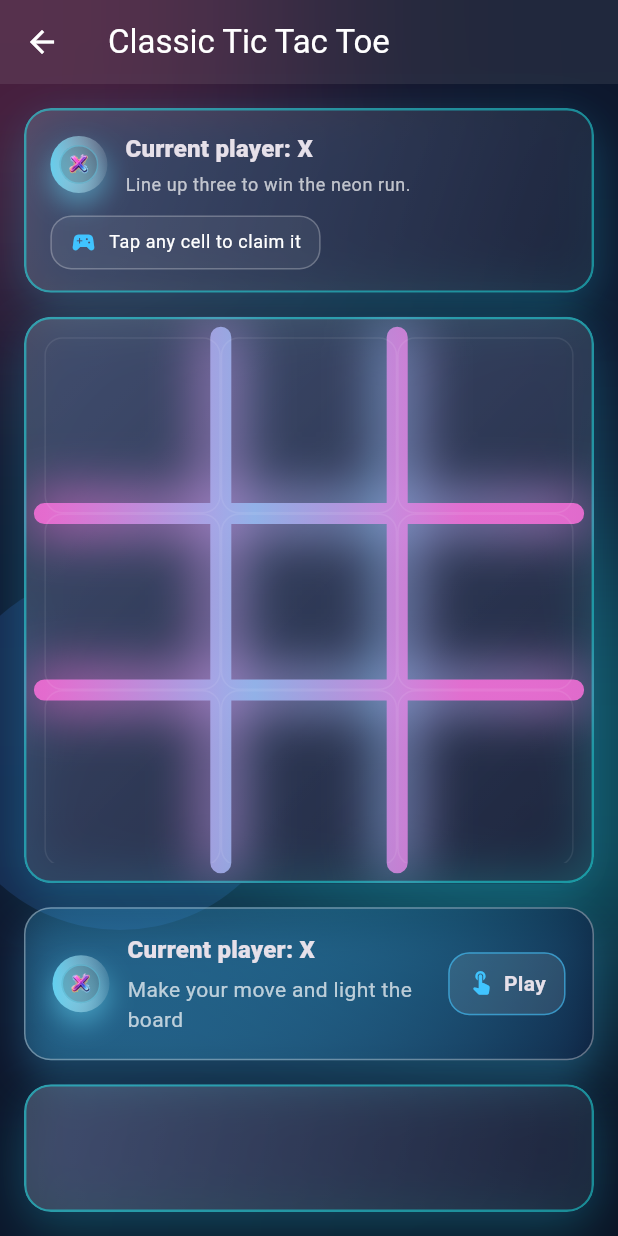
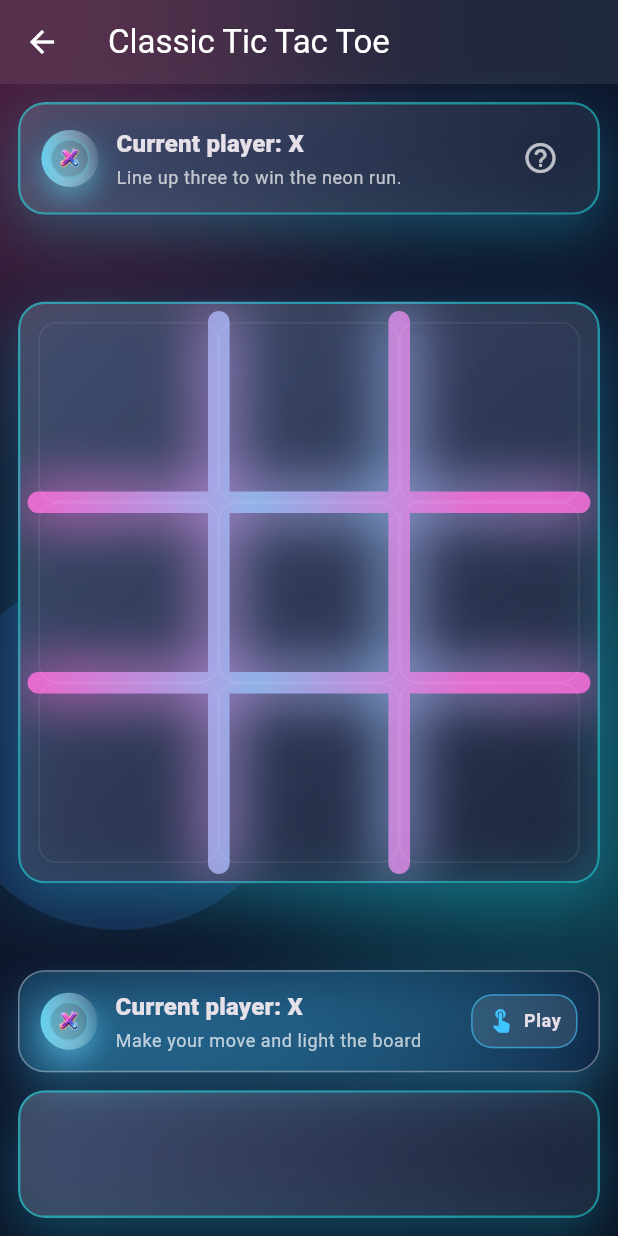
Before and after one commit to Bobagi/tictacverse, a Flutter app: the screen it shows after launch, after a tap on "Play", on a phone screen of 412 x 824 dp. Run offline on Flutter 3.47's test engine with Material 3 defaults, Android fonts, the phone set to English and light mode, and no system bars; our stand-ins replace google_mobile_ads; network calls fail.

Commit message:
Adjust game screen layout and help copy

```diff
--- a/lib/l10n/app_en.arb
+++ b/lib/l10n/app_en.arb
@@ -25,7 +25,9 @@
   "adsBannerPlacement": "Banner ads appear on the game screen only.",
   "adInterstitialHint": "Interstitial ads show after some matches.",
   "gameModeLabel": "Game mode",
+  "helpTitle": "Help",
   "tapToClaim": "Tap any cell to claim it",
+  "closeLabel": "Close",
   "winInstruction": "Line up three to win the neon run.",
   "takeTurnCta": "Make your move and light the board",
   "playLabel": "Play",
--- a/lib/l10n/app_es.arb
+++ b/lib/l10n/app_es.arb
@@ -25,7 +25,9 @@
   "adsBannerPlacement": "Los banners aparecen solo en la pantalla de juego.",
   "adInterstitialHint": "Los intersticiales aparecen después de algunas partidas.",
   "gameModeLabel": "Modo de juego",
+  "helpTitle": "Ayuda",
   "tapToClaim": "Toca cualquier celda para capturarla",
+  "closeLabel": "Cerrar",
   "winInstruction": "Forma una línea de tres para ganar la carrera neón.",
   "takeTurnCta": "Haz tu jugada e ilumina el tablero",
   "playLabel": "Jugar",
--- a/lib/l10n/app_localizations.dart
+++ b/lib/l10n/app_localizations.dart
@@ -256,11 +256,23 @@ abstract class AppLocalizations {
   /// **'Game mode'**
   String get gameModeLabel;
 
+  /// No description provided for @helpTitle.
+  ///
+  /// In en, this message translates to:
+  /// **'Help'**
+  String get helpTitle;
+
   /// No description provided for @tapToClaim.
   ///
   /// In en, this message translates to:
   /// **'Tap any cell to claim it'**
   String get tapToClaim;
+
+  /// No description provided for @closeLabel.
+  ///
+  /// In en, this message translates to:
+  /// **'Close'**
+  String get closeLabel;
 
   /// No description provided for @winInstruction.
   ///
--- a/lib/l10n/app_localizations_en.dart
+++ b/lib/l10n/app_localizations_en.dart
@@ -87,7 +87,13 @@ class AppLocalizationsEn extends AppLocalizations {
   String get gameModeLabel => 'Game mode';
 
   @override
+  String get helpTitle => 'Help';
+
+  @override
   String get tapToClaim => 'Tap any cell to claim it';
+
+  @override
+  String get closeLabel => 'Close';
 
   @override
   String get winInstruction => 'Line up three to win the neon run.';
--- a/lib/l10n/app_localizations_es.dart
+++ b/lib/l10n/app_localizations_es.dart
@@ -93,7 +93,13 @@ class AppLocalizationsEs extends AppLocalizations {
   String get gameModeLabel => 'Modo de juego';
 
   @override
+  String get helpTitle => 'Ayuda';
+
+  @override
   String get tapToClaim => 'Toca cualquier celda para capturarla';
+
+  @override
+  String get closeLabel => 'Cerrar';
 
   @override
   String get winInstruction =>
--- a/lib/l10n/app_localizations_pt.dart
+++ b/lib/l10n/app_localizations_pt.dart
@@ -92,7 +92,13 @@ class AppLocalizationsPt extends AppLocalizations {
   String get gameModeLabel => 'Modo de jogo';
 
   @override
+  String get helpTitle => 'Ajuda';
+
+  @override
   String get tapToClaim => 'Toque em qualquer célula para capturá-la';
+
+  @override
+  String get closeLabel => 'Fechar';
 
   @override
   String get winInstruction =>
--- a/lib/l10n/app_pt.arb
+++ b/lib/l10n/app_pt.arb
@@ -25,7 +25,9 @@
   "adsBannerPlacement": "Banners aparecem apenas na tela de jogo.",
   "adInterstitialHint": "Intersticiais aparecem após algumas partidas.",
   "gameModeLabel": "Modo de jogo",
+  "helpTitle": "Ajuda",
   "tapToClaim": "Toque em qualquer célula para capturá-la",
+  "closeLabel": "Fechar",
   "winInstruction": "Forme uma linha de três para vencer a corrida neon.",
   "takeTurnCta": "Faça sua jogada e ilumine o tabuleiro",
   "playLabel": "Jogar",
--- a/lib/localization/app_localizations.dart
+++ b/lib/localization/app_localizations.dart
@@ -84,7 +84,9 @@ class AppLocalizations {
   String get adsBannerPlacement => _messages['adsBannerPlacement'] ?? '';
   String get adInterstitialHint => _messages['adInterstitialHint'] ?? '';
   String get gameModeLabel => _messages['gameModeLabel'] ?? '';
+  String get helpTitle => _messages['helpTitle'] ?? '';
   String get tapToClaim => _messages['tapToClaim'] ?? '';
+  String get closeLabel => _messages['closeLabel'] ?? '';
   String get winInstruction => _messages['winInstruction'] ?? '';
   String get takeTurnCta => _messages['takeTurnCta'] ?? '';
   String get playLabel => _messages['playLabel'] ?? '';
--- a/lib/ui/screens/game_screen.dart
+++ b/lib/ui/screens/game_screen.dart
@@ -64,7 +64,7 @@ class _GameScreenState extends State<GameScreen> {
         appBar: AppBar(title: Text(widget.controller.modeDefinition.title(localization))),
         body: SafeArea(
           child: Padding(
-            padding: const EdgeInsets.all(16),
+            padding: const EdgeInsets.all(12),
             child: Column(
               crossAxisAlignment: CrossAxisAlignment.stretch,
               children: <Widget>[
@@ -73,8 +73,15 @@ class _GameScreenState extends State<GameScreen> {
                     crossAxisAlignment: CrossAxisAlignment.stretch,
                     children: <Widget>[
                       _buildStatusHud(localization),
-                      const SizedBox(height: 16),
+                      const SizedBox(height: 12),
                       Expanded(
+                        child: LayoutBuilder(
+                          builder: (BuildContext context, BoxConstraints constraints) {
+                            final double boardSize = constraints.biggest.shortestSide;
+                            return Center(
+                              child: SizedBox(
+                                width: boardSize,
+                                height: boardSize,
                                 child: GameBoard(
                                   board: widget.controller.state.board,
                                   blockedCells: widget.controller.state.blockedCells,
@@ -84,12 +91,16 @@ class _GameScreenState extends State<GameScreen> {
                                   visualAssetConfig: _visualAssets,
                                 ),
                               ),
-                      const SizedBox(height: 16),
+                            );
+                          },
+                        ),
+                      ),
+                      const SizedBox(height: 12),
                       _buildPlayerMessageBanner(localization),
                     ],
                   ),
                 ),
-                const SizedBox(height: 16),
+                const SizedBox(height: 12),
                 _buildBannerArea(),
               ],
             ),
@@ -102,7 +113,7 @@ class _GameScreenState extends State<GameScreen> {
   Widget _buildStatusHud(AppLocalizations localization) {
     final PlayerMarker current = widget.controller.state.currentPlayer;
     return GlassPanel(
-      padding: const EdgeInsets.symmetric(horizontal: 16, vertical: 14),
+      padding: const EdgeInsets.symmetric(horizontal: 14, vertical: 12),
       child: Column(
         crossAxisAlignment: CrossAxisAlignment.start,
         children: <Widget>[
@@ -110,26 +121,39 @@ class _GameScreenState extends State<GameScreen> {
             children: <Widget>[
               _buildPlayerAvatar(current),
               const SizedBox(width: 12),
-              Column(
+              Expanded(
+                child: Column(
                   crossAxisAlignment: CrossAxisAlignment.start,
                   children: <Widget>[
-                  Text('${localization.currentPlayer}: ${current.symbol}',
-                      style: Theme.of(context).textTheme.titleMedium?.copyWith(fontWeight: FontWeight.w800)),
-                  const SizedBox(height: 4),
+                    Text(
+                      '${localization.currentPlayer}: ${current.symbol}',
+                      style: Theme.of(context).textTheme.titleMedium?.copyWith(fontWeight: FontWeight.w800),
+                    ),
+                    const SizedBox(height: 2),
                     Text(
                       localization.winInstruction,
+                      maxLines: 1,
+                      overflow: TextOverflow.ellipsis,
                       style: Theme.of(context).textTheme.bodySmall?.copyWith(color: Colors.white70),
                     ),
                   ],
                 ),
+              ),
+              const SizedBox(width: 8),
+              IconButton(
+                onPressed: () => _showHelpModal(localization),
+                icon: const Icon(Icons.help_outline_rounded, color: Colors.white70),
+                tooltip: localization.helpTitle,
+              ),
             ],
           ),
-          const SizedBox(height: 12),
+          if (widget.controller.state.movesRemaining != null || widget.controller.state.activeUltimateCondition != null) ...<Widget>[
+            const SizedBox(height: 10),
+          ],
           Wrap(
             spacing: 10,
             runSpacing: 10,
             children: <Widget>[
-              _buildHudChip(Icons.sports_esports, localization.tapToClaim),
               if (widget.controller.state.movesRemaining != null)
                 _buildHudChip(
                   Icons.timelapse_rounded,
@@ -171,7 +195,7 @@ class _GameScreenState extends State<GameScreen> {
         : widget.controller.state.activeUltimateCondition?.describe(localization) ?? localization.takeTurnCta;
     final Color accentColor = chaosEvent != null ? Colors.pinkAccent : Colors.lightBlueAccent;
     return Container(
-      padding: const EdgeInsets.symmetric(horizontal: 18, vertical: 16),
+      padding: const EdgeInsets.symmetric(horizontal: 14, vertical: 12),
       decoration: BoxDecoration(
         gradient: LinearGradient(
           colors: <Color>[
@@ -199,17 +223,19 @@ class _GameScreenState extends State<GameScreen> {
                   '${localization.currentPlayer}: ${current.symbol}',
                   style: Theme.of(context).textTheme.titleMedium?.copyWith(fontWeight: FontWeight.w800),
                 ),
-                const SizedBox(height: 4),
+                const SizedBox(height: 2),
                 Text(
                   messageDetail,
-                  style: Theme.of(context).textTheme.bodyMedium?.copyWith(color: Colors.white70),
+                  maxLines: 2,
+                  overflow: TextOverflow.ellipsis,
+                  style: Theme.of(context).textTheme.bodySmall?.copyWith(color: Colors.white70),
                 ),
               ],
             ),
           ),
           const SizedBox(width: 8),
           Container(
-            padding: const EdgeInsets.symmetric(horizontal: 12, vertical: 10),
+            padding: const EdgeInsets.symmetric(horizontal: 10, vertical: 8),
             decoration: BoxDecoration(
               color: Colors.white.withOpacity(0.1),
               borderRadius: BorderRadius.circular(14),
@@ -222,7 +248,7 @@ class _GameScreenState extends State<GameScreen> {
                 const SizedBox(width: 6),
                 Text(
                   localization.playLabel,
-                  style: Theme.of(context).textTheme.bodyMedium?.copyWith(fontWeight: FontWeight.w700),
+                  style: Theme.of(context).textTheme.bodySmall?.copyWith(fontWeight: FontWeight.w700),
                 ),
               ],
             ),
@@ -330,6 +356,48 @@ class _GameScreenState extends State<GameScreen> {
     }
   }
 
+  void _showHelpModal(AppLocalizations localization) {
+    showModalBottomSheet<void>(
+      context: context,
+      backgroundColor: Colors.transparent,
+      builder: (BuildContext context) => Padding(
+        padding: const EdgeInsets.all(16),
+        child: GlassPanel(
+          padding: const EdgeInsets.symmetric(horizontal: 18, vertical: 16),
+          child: Column(
+            mainAxisSize: MainAxisSize.min,
+            crossAxisAlignment: CrossAxisAlignment.start,
+            children: <Widget>[
+              Row(
+                children: <Widget>[
+                  const Icon(Icons.help_outline_rounded, color: Colors.lightBlueAccent),
+                  const SizedBox(width: 8),
+                  Text(
+                    localization.helpTitle,
+                    style: Theme.of(context).textTheme.titleMedium?.copyWith(fontWeight: FontWeight.w800),
+                  ),
+                ],
+              ),
+              const SizedBox(height: 10),
+              Text(
+                localization.tapToClaim,
+                style: Theme.of(context).textTheme.bodyMedium?.copyWith(color: Colors.white70),
+              ),
+              const SizedBox(height: 12),
+              Align(
+                alignment: Alignment.centerRight,
+                child: TextButton(
+                  onPressed: () => Navigator.of(context).pop(),
+                  child: Text(localization.closeLabel),
+                ),
+              ),
+            ],
+          ),
+        ),
+      ),
+    );
+  }
+
   String _describeChaosEvent(ChaosEvent event, AppLocalizations localization) {
     switch (event.type) {
       case ChaosEffectType.removePiece:
```
Lines whose indentation alone changed are shown as unchanged.
